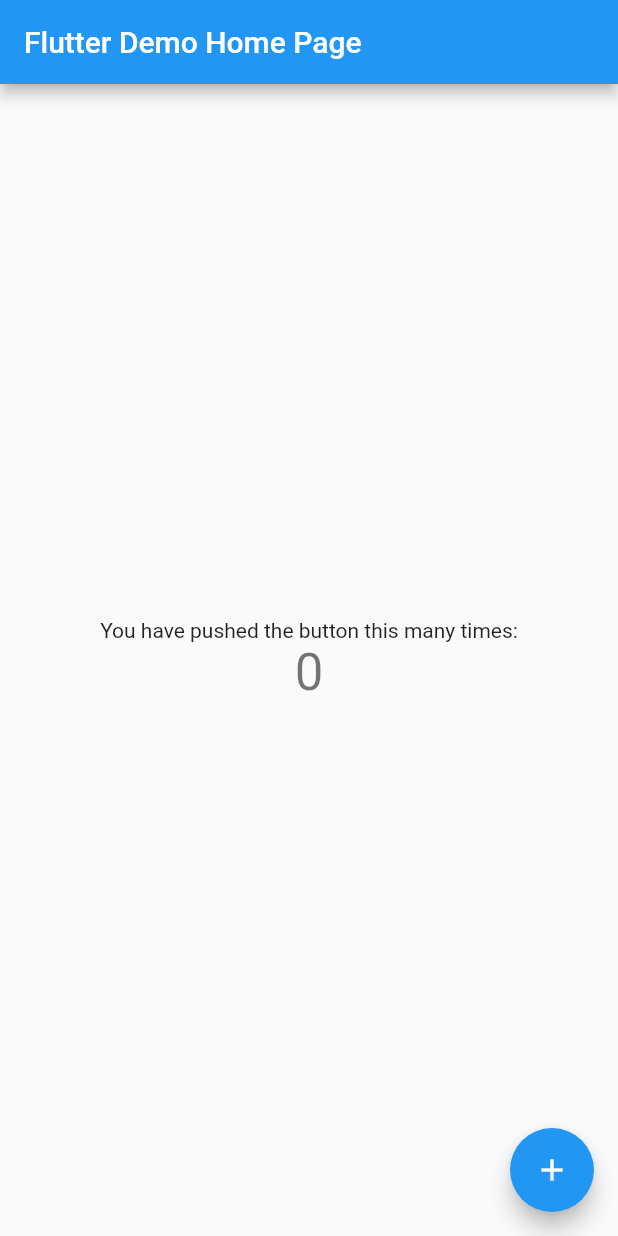
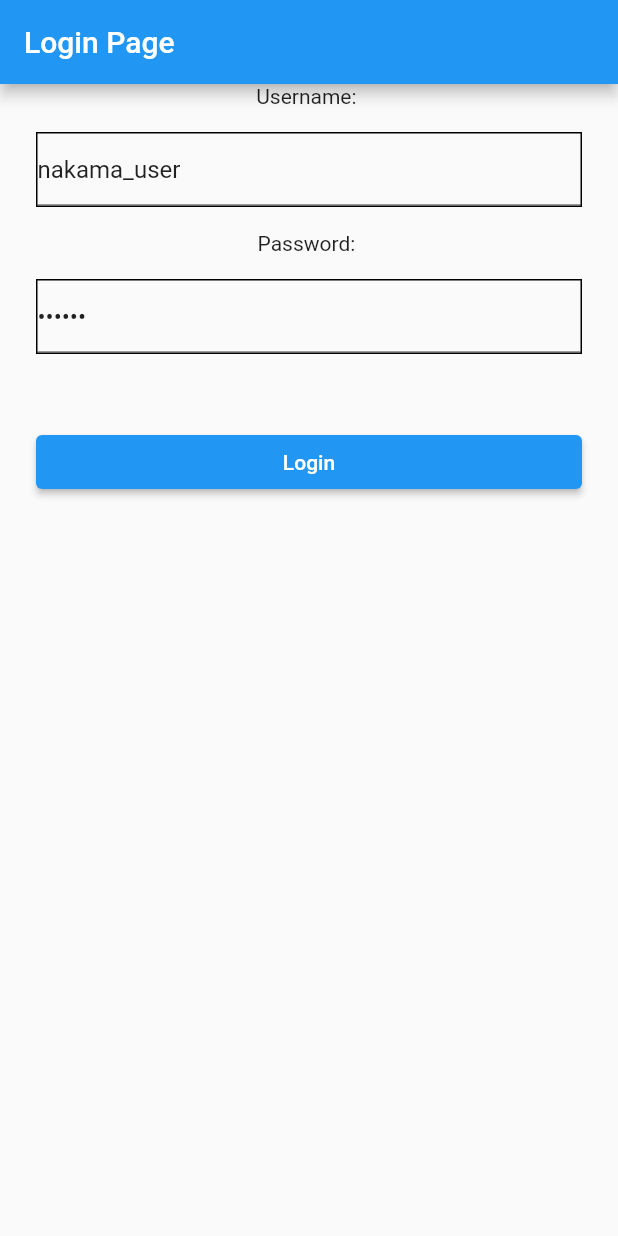
Before and after one commit to yudha-haris/nakama-fe, a Flutter app: the screen it shows after launch, on a phone screen of 412 x 824 dp. Run offline on Flutter 3.47's test engine with Material 2 defaults, Android fonts, the phone set to English and light mode, and no system bars; our stand-ins replace flutter_mobx, mobx; generated files the repository leaves out were written again.

Commit message:
initialize module

```diff
--- /dev/null
+++ b/lib/core/constants/environment.dart
@@ -0,0 +1,7 @@
+class Environment {
+  static const baseUrl = 'nakama-ingatkan.vercel.app';
+
+
+  static const loginUrl = 'login/api';
+  static const registerUrl = 'login/register-api';
+}
--- /dev/null
+++ b/lib/core/error/error.dart
@@ -0,0 +1,5 @@
+class Error implements Exception {
+  final int? statusCode;
+  final String? message;
+  Error({this.statusCode, this.message});
+}
--- /dev/null
+++ b/lib/core/global/profile_data.dart
@@ -0,0 +1,5 @@
+import 'package:ingatkan/features/authentication/model/profile.dart';
+
+class ProfileData {
+  static Profile data = Profile();
+}
--- /dev/null
+++ b/lib/features/authentication/controller/authentication_remote_data_sources.dart
@@ -0,0 +1,42 @@
+import 'dart:convert';
+
+import 'package:http/http.dart' as http;
+import 'package:ingatkan/core/constants/environment.dart';
+import 'package:ingatkan/core/error/error.dart';
+import 'package:ingatkan/features/authentication/model/profile.dart';
+
+abstract class AuthenticationRemoteDataSources {
+  Future<Profile> login({String? username, String? password});
+  Future<Profile> register({String? username, String? password, String? name, String? phone, String? email});
+}
+
+class AuthenticationRemoteDataSourcesImpl implements AuthenticationRemoteDataSources {
+  @override
+  Future<Profile> login({String? username, String? password}) async {
+    var url = Uri.https(Environment.baseUrl, Environment.loginUrl);
+    var response = await http.post(url, body: {'username': username ?? '', 'password': password ?? ''});
+    if(response.statusCode == 401){
+      throw Error(statusCode: response.statusCode, message: "Password tidak sesuai");
+    }
+    var responseBody = await jsonDecode(response.body);
+    return Profile.fromJson(responseBody['data']);
+  }
+
+  @override
+  Future<Profile> register({String? username, String? password, String? name, String? phone, String? email}) async {
+    var url = Uri.http(Environment.baseUrl, Environment.loginUrl);
+    var response = await http.post(url,
+        body: {'username': username ?? '',
+          'password': password ?? '',
+          'email': email ?? '',
+          'phone_number': phone ?? '',
+          'name': name ?? '',
+          'theme': false,
+        });
+    if(response.statusCode == 401){
+      throw Error(statusCode: response.statusCode, message: "Username sudah tersedia");
+    }
+    return Profile(username: username, email: email, phoneNumber: phone, name: name, isAdmin: false, theme: '0');
+  }
+
+}
--- /dev/null
+++ b/lib/features/authentication/view/presentation/login_page.dart
@@ -0,0 +1,90 @@
+import 'package:flutter/material.dart';
+import 'package:ingatkan/features/authentication/view/view_model/view_model.dart';
+import 'package:flutter_mobx/flutter_mobx.dart';
+
+class LoginPage extends StatefulWidget {
+  const LoginPage({Key? key}) : super(key: key);
+
+  @override
+  State<LoginPage> createState() => _LoginPageState();
+}
+
+class _LoginPageState extends State<LoginPage> {
+  final TextEditingController _username = TextEditingController(text: 'nakama_user');
+  final TextEditingController _password = TextEditingController(text: 'nakama');
+  final AuthenticationViewModel _viewModel = AuthenticationViewModel();
+
+  @override
+  void dispose() {
+    _username.dispose();
+    _password.dispose();
+    super.dispose();
+  }
+
+
+  @override
+  Widget build(BuildContext context) {
+    return Scaffold(
+      appBar: AppBar(
+        title: const Text('Login Page'),
+      ),
+      body: Padding(
+        padding: const EdgeInsets.symmetric(
+          horizontal: 24
+        ),
+        child: Column(
+          children: [
+            const Text('Username: '),
+            const SizedBox(height: 16,),
+            Container(
+              decoration: BoxDecoration(
+                border: Border.all(color: Colors.black, width: 1)
+              ),
+              height: 50,
+              width: double.infinity,
+              child: TextField(
+                controller: _username,
+                decoration: const InputDecoration(
+                  hintText: 'Masukkan Username'
+                ),
+              ),
+            ),
+            const SizedBox(height: 16,),
+            const Text('Password: '),
+            const SizedBox(height: 16,),
+            Container(
+              decoration: BoxDecoration(
+                  border: Border.all(color: Colors.black, width: 1)
+              ),
+              height: 50,
+              width: double.infinity,
+              child: TextField(
+                controller: _password,
+                obscureText: true,
+                decoration: const InputDecoration(
+                    hintText: 'Masukkan Password'
+                ),
+              ),
+            ),
+            const SizedBox(height: 48,),
+            ElevatedButton(
+                onPressed: (){
+                  if(!_viewModel.isLoading){
+                    _viewModel.login(context, username: _username.text, password: _password.text);
+                  }
+            }, child: Observer(
+              builder: (_) {
+                return Center(child: _viewModel.isLoading
+                    ? const SizedBox(
+                    height: 20,
+                    width: 20,
+                    child: CircularProgressIndicator(color: Colors.white, strokeWidth: 4.0,))
+                    : const Text('Login'));
+              }
+            ))
+          ],
+        ),
+      ),
+    );
+  }
+}
--- a/lib/main.dart
+++ b/lib/main.dart
@@ -1,4 +1,5 @@
 import 'package:flutter/material.dart';
+import 'package:ingatkan/features/authentication/view/presentation/login_page.dart';
 
 void main() {
   runApp(const MyApp());
@@ -15,54 +16,7 @@
       theme: ThemeData(
         primarySwatch: Colors.blue,
       ),
-      home: const MyHomePage(title: 'Flutter Demo Home Page'),
+      home: const LoginPage(),
     );
   }
 }
-
-class MyHomePage extends StatefulWidget {
-  const MyHomePage({Key? key, required this.title}) : super(key: key);
-
-  final String title;
-
-  @override
-  State<MyHomePage> createState() => _MyHomePageState();
-}
-
-class _MyHomePageState extends State<MyHomePage> {
-  int _counter = 0;
-
-  void _incrementCounter() {
-    setState(() {
-      _counter++;
-    });
-  }
-
-  @override
-  Widget build(BuildContext context) {
-    return Scaffold(
-      appBar: AppBar(
-        title: Text(widget.title),
-      ),
-      body: Center(
-        child: Column(
-          mainAxisAlignment: MainAxisAlignment.center,
-          children: <Widget>[
-            const Text(
-              'You have pushed the button this many times:',
-            ),
-            Text(
-              '$_counter',
-              style: Theme.of(context).textTheme.headline4,
-            ),
-          ],
-        ),
-      ),
-      floatingActionButton: FloatingActionButton(
-        onPressed: _incrementCounter,
-        tooltip: 'Increment',
-        child: const Icon(Icons.add),
-      ), // This trailing comma makes auto-formatting nicer for build methods.
-    );
-  }
-}
--- a/pubspec.yaml
+++ b/pubspec.yaml
@@ -34,6 +34,10 @@
   # The following adds the Cupertino Icons font to your application.
   # Use with the CupertinoIcons class for iOS style icons.
   cupertino_icons: ^1.0.2
+  http: ^0.13.5
+  mobx: ^2.0.7
+  flutter_mobx: ^2.0.6+5
+  mobx_codegen: ^2.0.7+3
 
 dev_dependencies:
   flutter_test:
@@ -45,6 +49,7 @@
   # package. See that file for information about deactivating specific lint
   # rules and activating additional ones.
   flutter_lints: ^1.0.0
+  build_runner: ^2.2.0
 
 # For information on the generic Dart part of this file, see the
 # following page: https://dart.dev/tools/pub/pubspec
```
Also changed, not shown: lib/features/authentication/model/profile.dart (added, +36 -0 lines), lib/features/authentication/view/view_model/view_model.dart (added, +56 -0 lines), lib/services/dialog_service.dart (added, +44 -0 lines), lib/features/authentication/view/view_model/view_model.g.dart (added), pubspec.lock, 1 other file.
